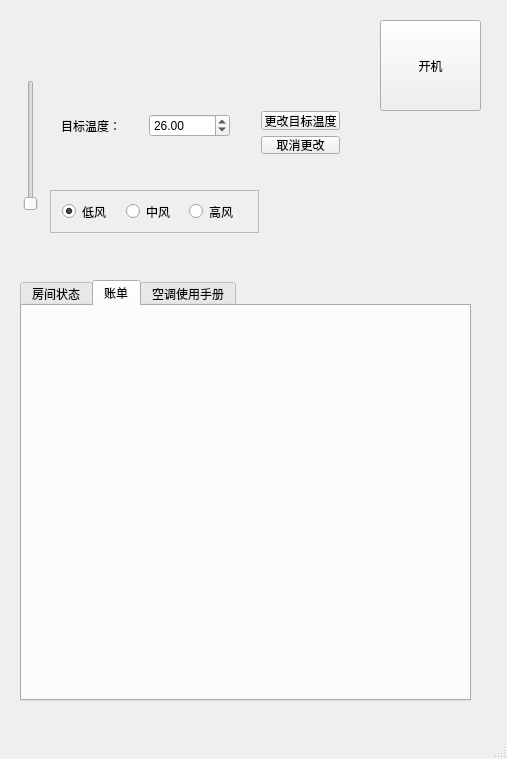
This is client.ui in demoOS-BUPT/demoSE as Qt 5 draws it before an edit. The edited form follows.
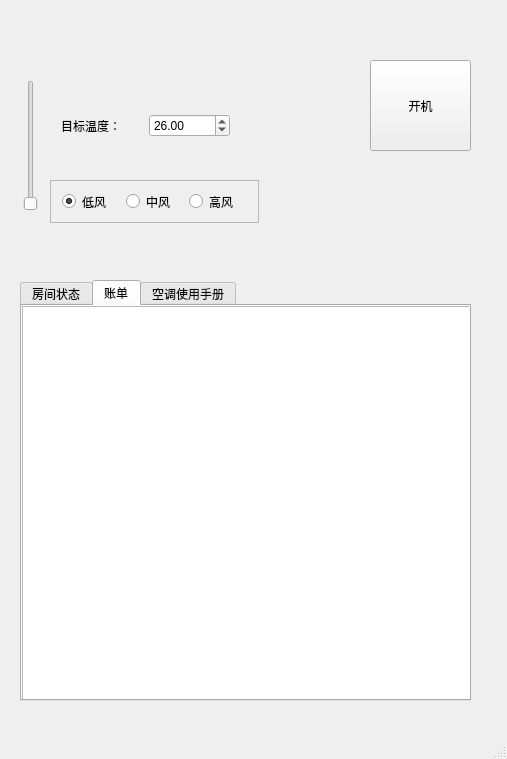
This is the edited form. The open tabs and pages were chosen to show the change.

Patch:
```diff
--- a/client.ui
+++ b/client.ui
@@ -17,8 +17,8 @@
    <widget class="QPushButton" name="oBtn">
     <property name="geometry">
      <rect>
-      <x>380</x>
-      <y>20</y>
+      <x>370</x>
+      <y>60</y>
       <width>101</width>
       <height>91</height>
      </rect>
@@ -31,7 +31,7 @@
     <property name="geometry">
      <rect>
       <x>50</x>
-      <y>190</y>
+      <y>180</y>
       <width>209</width>
       <height>43</height>
      </rect>
@@ -116,6 +116,16 @@
        <string/>
       </property>
      </widget>
+     <widget class="QTableWidget" name="billTable">
+      <property name="geometry">
+       <rect>
+        <x>0</x>
+        <y>0</y>
+        <width>451</width>
+        <height>401</height>
+       </rect>
+      </property>
+     </widget>
     </widget>
     <widget class="QWidget" name="condiTab">
      <attribute name="title">
@@ -181,32 +191,6 @@
      </item>
     </layout>
    </widget>
-   <widget class="QWidget" name="layoutWidget">
-    <property name="geometry">
-     <rect>
-      <x>250</x>
-      <y>100</y>
-      <width>101</width>
-      <height>65</height>
-     </rect>
-    </property>
-    <layout class="QVBoxLayout" name="verticalLayout_2">
-     <item>
-      <widget class="QPushButton" name="commitBtn">
-       <property name="text">
-        <string>更改目标温度</string>
-       </property>
-      </widget>
-     </item>
-     <item>
-      <widget class="QPushButton" name="cancelBtn">
-       <property name="text">
-        <string>取消更改</string>
-       </property>
-      </widget>
-     </item>
-    </layout>
-   </widget>
    <widget class="QLabel" name="roomLabel">
     <property name="geometry">
      <rect>
```
Left out of the diff: 1 changed line with no effect on the pictures.
